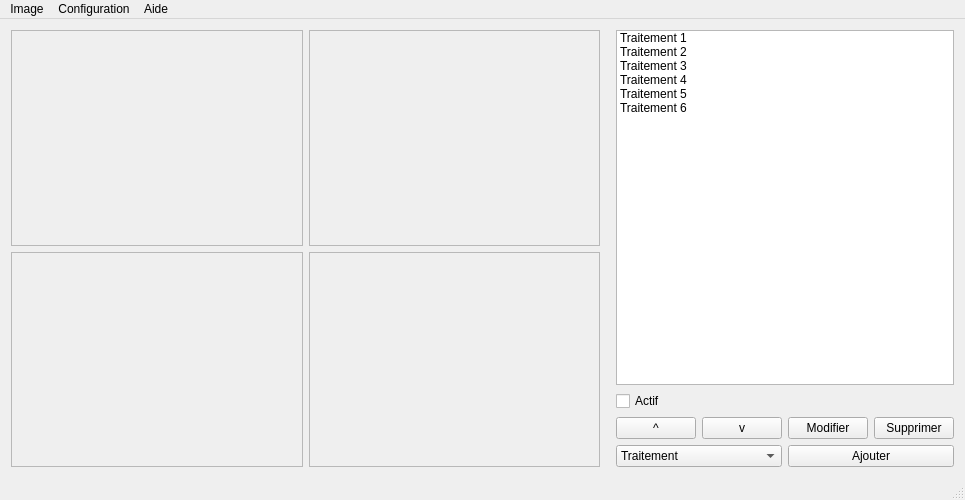
Above: Interface/InterfacePrincipale.ui from jdbonfils/Logiciel-Hoko before the change. Below: the same form after it.
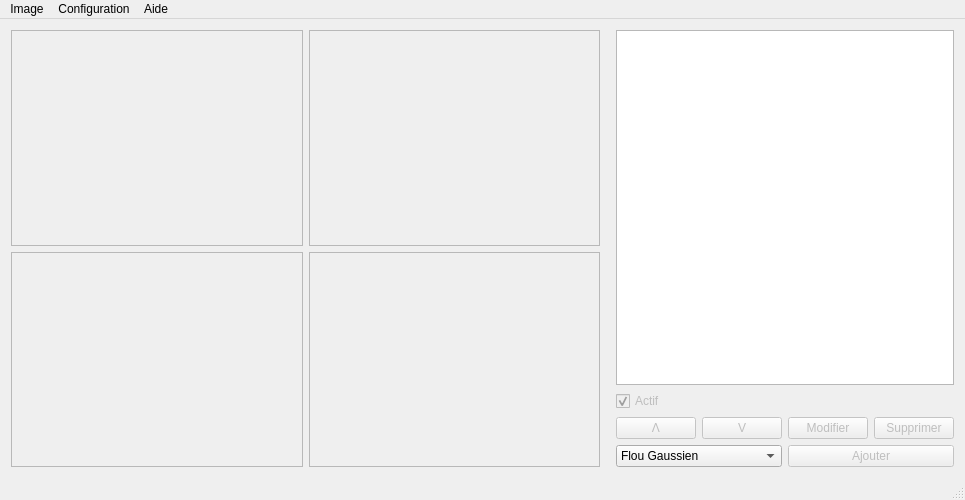
That is the form after the change. Icons and pictures are not drawn.

Patch:
```diff
--- a/Interface/InterfacePrincipale.ui
+++ b/Interface/InterfacePrincipale.ui
@@ -137,36 +137,6 @@
           <height>0</height>
          </size>
         </property>
-        <item>
-         <property name="text">
-          <string>Traitement 1</string>
-         </property>
-        </item>
-        <item>
-         <property name="text">
-          <string>Traitement 2</string>
-         </property>
-        </item>
-        <item>
-         <property name="text">
-          <string>Traitement 3</string>
-         </property>
-        </item>
-        <item>
-         <property name="text">
-          <string>Traitement 4</string>
-         </property>
-        </item>
-        <item>
-         <property name="text">
-          <string>Traitement 5</string>
-         </property>
-        </item>
-        <item>
-         <property name="text">
-          <string>Traitement 6</string>
-         </property>
-        </item>
        </widget>
       </item>
       <item>
@@ -174,6 +144,15 @@
         <property name="text">
          <string>Actif</string>
         </property>
+        <property name="enabled">
+         <bool>false</bool>
+        </property>
+        <property name="checked">
+         <bool>true</bool>
+        </property>
+        <property name="shortcut">
+          <string>Shift+A</string>
+        </property>
        </widget>
       </item>
       <item>
@@ -181,7 +160,13 @@
         <item>
          <widget class="QPushButton" name="pushButton_2">
           <property name="text">
-           <string>^</string>
+           <string>Ʌ</string>
+          </property>
+          <property name="shortcut">
+            <string>Ctrl+Up</string>
+          </property>
+          <property name="enabled">
+           <bool>false</bool>
           </property>
          </widget>
         </item>
@@ -194,7 +179,13 @@
            </sizepolicy>
           </property>
           <property name="text">
-           <string>v</string>
+           <string>V</string>
+          </property>
+          <property name="shortcut">
+            <string>Ctrl+Down</string>
+          </property>
+          <property name="enabled">
+           <bool>false</bool>
           </property>
          </widget>
         </item>
@@ -203,6 +194,12 @@
           <property name="text">
            <string>Modifier</string>
           </property>
+          <property name="shortcut">
+            <string>M</string>
+          </property>
+          <property name="enabled">
+           <bool>false</bool>
+          </property>
          </widget>
         </item>
         <item>
@@ -210,6 +207,12 @@
           <property name="text">
            <string>Supprimer</string>
           </property>
+          <property name="shortcut">
+            <string>Del</string>
+          </property>
+          <property name="enabled">
+           <bool>false</bool>
+          </property>
          </widget>
         </item>
        </layout>
@@ -220,7 +223,7 @@
          <widget class="QComboBox" name="comboBox">
           <item>
            <property name="text">
-            <string>Traitement</string>
+            <string>Flou Gaussien</string>
            </property>
           </item>
           <item>
@@ -250,6 +253,12 @@
           <property name="text">
            <string>Ajouter</string>
           </property>
+          <property name="shortcut">
+            <string>A</string>
+          </property>
+          <property name="enabled">
+           <bool>false</bool>
+          </property>
          </widget>
         </item>
        </layout>
```
Left out of the diff: 72 changed lines with no effect on the pictures.
